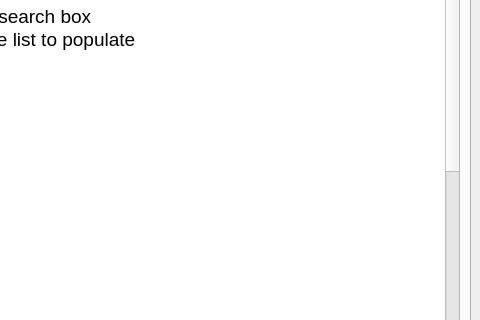
This is src/ui/main.ui in arch-stack/Show-Tracker as Qt 5 draws it before an edit; both pictures show x 320 to 800 and y 175 to 495 of the 800 by 600 pixel window. The edited form follows.
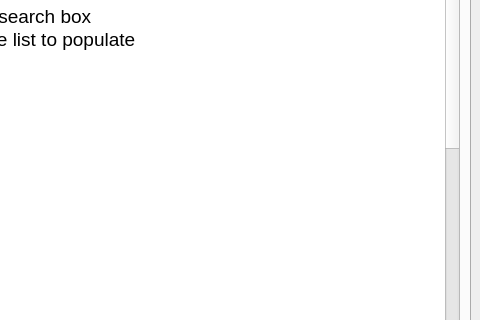
This is the edited form. The open tabs and pages were chosen to show the change. Icons and pictures are not drawn.

Commit message: Add CTRL key modifier to disable auto focus switching

Patch:
```diff
--- a/src/ui/main.ui
+++ b/src/ui/main.ui
@@ -325,7 +325,10 @@
 &lt;li style=&quot; font-size:14pt;&quot; style=&quot; margin-top:0px; margin-bottom:0px; margin-left:0px; margin-right:0px; -qt-block-indent:0; text-indent:0px;&quot;&gt;Blue means there is an episode within a week&lt;/li&gt;
 &lt;li style=&quot; font-size:14pt;&quot; style=&quot; margin-top:0px; margin-bottom:0px; margin-left:0px; margin-right:0px; -qt-block-indent:0; text-indent:0px;&quot;&gt;Red means there is an episode further in the future&lt;/li&gt;&lt;/ul&gt;
 &lt;p style=&quot;-qt-paragraph-type:empty; margin-top:0px; margin-bottom:0px; margin-left:0px; margin-right:0px; -qt-block-indent:0; text-indent:0px; font-size:14pt;&quot;&gt;&lt;/p&gt;
-&lt;p style=&quot; margin-top:0px; margin-bottom:0px; margin-left:0px; margin-right:0px; -qt-block-indent:0; text-indent:0px;&quot;&gt;&lt;span style=&quot; font-size:14pt;&quot;&gt;If there is no colour, then there are no known unwatched episodes&lt;/span&gt;&lt;/p&gt;&lt;/body&gt;&lt;/html&gt;</string>
+&lt;p style=&quot; margin-top:0px; margin-bottom:0px; margin-left:0px; margin-right:0px; -qt-block-indent:0; text-indent:0px;&quot;&gt;&lt;span style=&quot; font-size:14pt;&quot;&gt;If there is no colour, then there are no known unwatched episodes&lt;/span&gt;&lt;/p&gt;
+&lt;p style=&quot;-qt-paragraph-type:empty; margin-top:0px; margin-bottom:0px; margin-left:0px; margin-right:0px; -qt-block-indent:0; text-indent:0px; font-size:14pt;&quot;&gt;&lt;/p&gt;
+&lt;p style=&quot; margin-top:0px; margin-bottom:0px; margin-left:0px; margin-right:0px; -qt-block-indent:0; text-indent:0px;&quot;&gt;&lt;span style=&quot; font-size:18pt; font-weight:600;&quot;&gt;Tips and tricks&lt;/span&gt;&lt;/p&gt;
+&lt;p style=&quot; margin-top:0px; margin-bottom:0px; margin-left:0px; margin-right:0px; -qt-block-indent:0; text-indent:0px;&quot;&gt;&lt;span style=&quot; font-size:14pt;&quot;&gt;Hold down CTRL when opening a show or season to disable the auto focus settings&lt;/span&gt;&lt;/p&gt;&lt;/body&gt;&lt;/html&gt;</string>
           </property>
          </widget>
         </item>
```
The commit also changes 2 other files.
